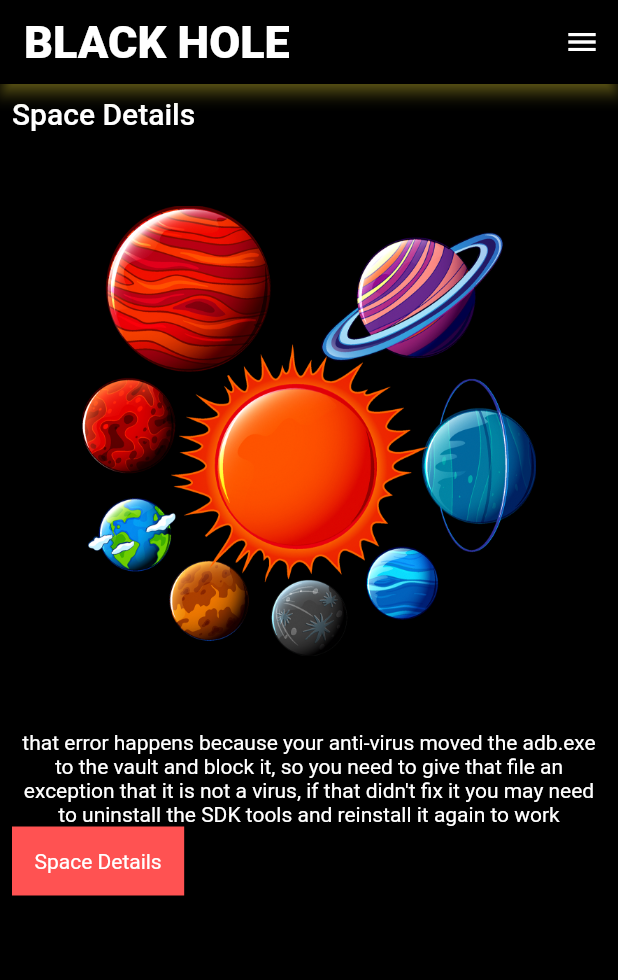
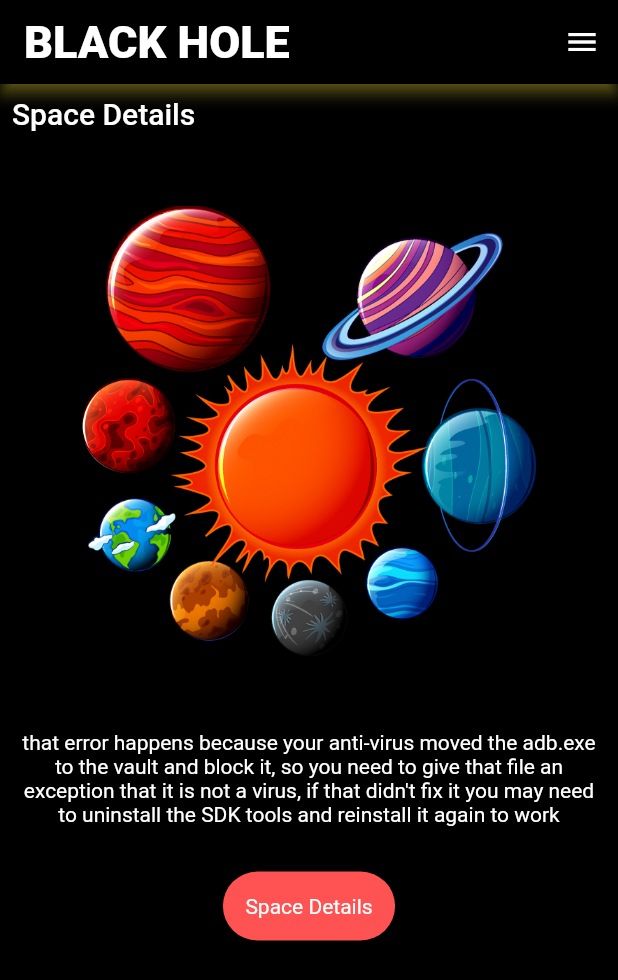
Before and after one commit to DananjayaFernando98/Space-App-Flutter, a Flutter app: the screen it shows after launch, on a phone screen of 412 x 824 dp. Shown: the top 980 px of the screen. Run offline on Flutter 3.47's test engine with Material 2 defaults, Android fonts, the phone set to English and light mode, and no system bars.

Commit message:
Space Detailse button design

```diff
--- a/lib/main.dart
+++ b/lib/main.dart
@@ -66,12 +66,20 @@ class MyApp extends StatelessWidget {
                     fontWeight: FontWeight.w400,
                   ),
                 ),
-                Container(
-                  padding: const EdgeInsets.all(15.0),
-                  color: Colors.redAccent,
-                  child: const Text(
-                    "Space Details",
-                    style: TextStyle(color: Colors.white),
+                const SizedBox(
+                  height: 30,
+                ),
+                Center(
+                  child: Container(
+                    padding: const EdgeInsets.all(15.0),
+                    decoration: BoxDecoration(
+                      borderRadius: BorderRadius.circular(100),
+                      color: Colors.redAccent,
+                    ),
+                    child: const Text(
+                      "Space Details",
+                      style: TextStyle(color: Colors.white),
+                    ),
                   ),
                 ),
               ],
```
